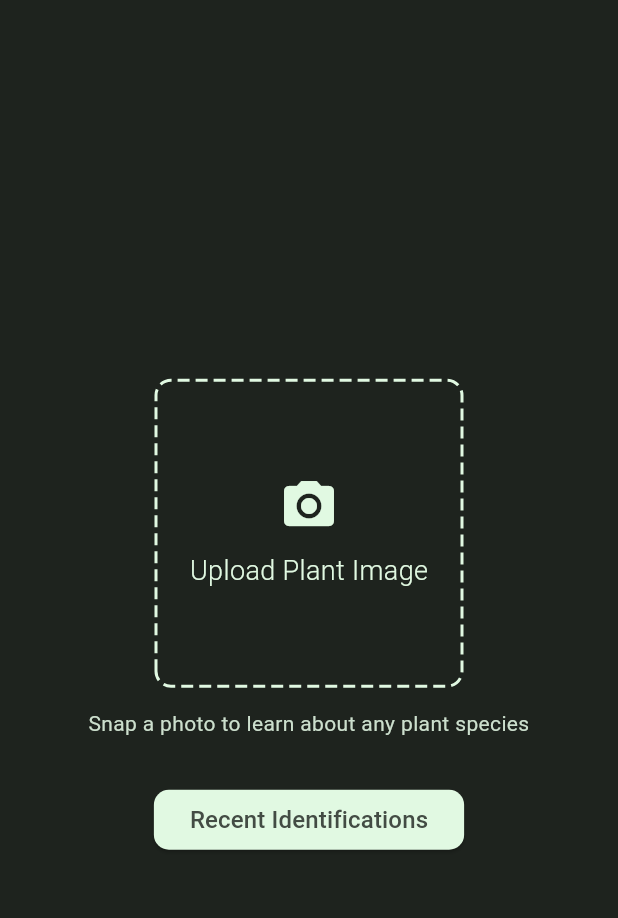
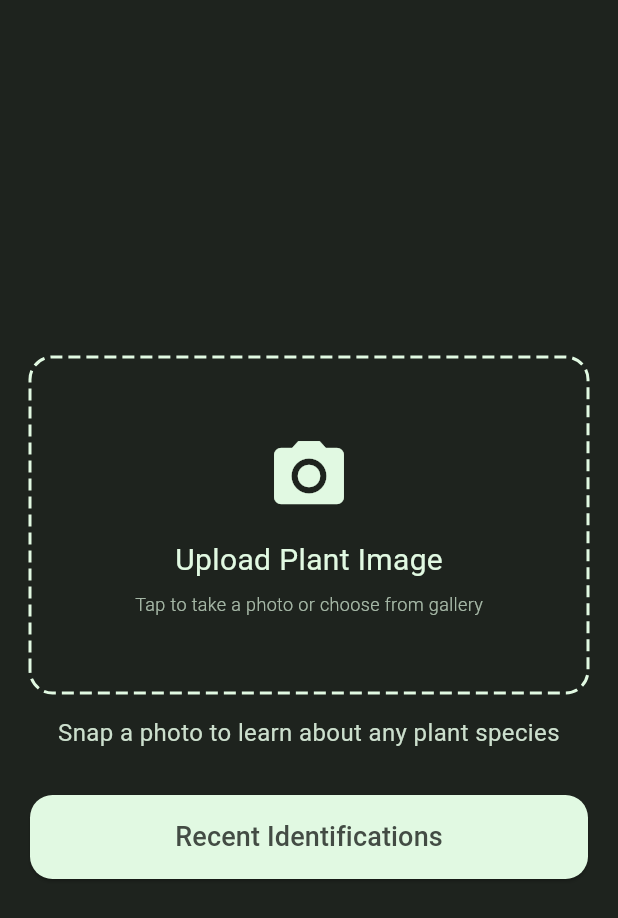
Before and after one commit to hasaanhameed/Botanique, a Flutter app: the DashboardPage screen opened directly, on a phone screen of 412 x 824 dp. Shown: the top 918 px of the screen. Run offline on Flutter 3.47's test engine with Material 3 defaults, Android fonts, the phone set to English and light mode, and no system bars; drawn by our look-alikes of dotted_border; our stand-ins replace image_picker, lottie; accounts and stored records are empty; Roboto replaces fonts that are missing (Raleway).

Commit message:
UI Modification: Button Resizing

```diff
--- a/botanique_frontend/lib/constants/api_constants.dart
+++ b/botanique_frontend/lib/constants/api_constants.dart
@@ -10,6 +10,6 @@ class ApiConstants {
     if (kIsWeb) {
       return 'http://127.0.0.1:8000';
     }
-    return Platform.isAndroid ? 'http://10.0.2.2:8000' : 'http://127.0.0.1:8000';
+    return Platform.isAndroid ? 'http://10.7.64.231:8000' : 'http://127.0.0.1:8000';
   }
 }
--- a/botanique_frontend/lib/pages/dashboard_page.dart
+++ b/botanique_frontend/lib/pages/dashboard_page.dart
@@ -147,7 +147,7 @@ class _DashboardPageState extends State<DashboardPage> {
       body: Center(
         child: SingleChildScrollView(
           child: Padding(
-            padding: const EdgeInsets.all(10.0),
+            padding: const EdgeInsets.symmetric(horizontal: 20.0, vertical: 10.0),
             child: Column(
               mainAxisAlignment: MainAxisAlignment.center,
               children: [
@@ -158,22 +158,32 @@ class _DashboardPageState extends State<DashboardPage> {
                     dashPattern: const [8, 4],
                     borderType: BorderType.RRect,
                     color: cs.primary,
-                    radius: const Radius.circular(10),
+                    radius: const Radius.circular(15),
                     child: SizedBox(
-                      width: 200,
-                      height: 200,
+                      width: double.infinity,
+                      height: 220,
                       child: Column(
                         mainAxisAlignment: MainAxisAlignment.center,
                         children: [
-                          Icon(Icons.camera_alt, size: 40, color: cs.primary),
-                          const SizedBox(height: 10),
+                          Icon(Icons.camera_alt, size: 56, color: cs.primary),
+                          const SizedBox(height: 14),
                           Text(
                             'Upload Plant Image',
                             style: TextStyle(
                               fontFamily: 'Raleway',
-                              fontSize: 18,
+                              fontSize: 20,
+                              fontWeight: FontWeight.w400,
+                              color: cs.primary,
+                            ),
+                          ),
+                          const SizedBox(height: 6),
+                          Text(
+                            'Tap to take a photo or choose from gallery',
+                            style: TextStyle(
+                              fontFamily: 'Raleway',
+                              fontSize: 12,
                               fontWeight: FontWeight.w300,
-                              color: cs.primary,
+                              color: cs.primary.withOpacity(0.7),
                             ),
                           ),
                         ],
@@ -187,12 +197,15 @@ class _DashboardPageState extends State<DashboardPage> {
                   textAlign: TextAlign.center,
                   style: TextStyle(
                     fontFamily: 'Raleway',
-                    fontSize: 14,
+                    fontSize: 16,
                     color: cs.secondary,
                   ),
                 ),
                 const SizedBox(height: 30),
-                ElevatedButton(
+                SizedBox(
+                  width: double.infinity,
+                  height: 56,
+                  child: ElevatedButton(
                     onPressed: () {
                       Navigator.push(
                         context,
@@ -207,12 +220,13 @@ class _DashboardPageState extends State<DashboardPage> {
                       backgroundColor: cs.primary,
                       foregroundColor: cs.onPrimary,
                       shape: RoundedRectangleBorder(
-                      borderRadius: BorderRadius.circular(10),
+                        borderRadius: BorderRadius.circular(15),
                       ),
                     ),
                     child: const Text(
                       'Recent Identifications',
-                    style: TextStyle(fontFamily: 'Raleway', fontSize: 16),
+                      style: TextStyle(fontFamily: 'Raleway', fontSize: 18, fontWeight: FontWeight.w500),
+                    ),
                   ),
                 ),
               ],
--- a/botanique_frontend/pubspec.yaml
+++ b/botanique_frontend/pubspec.yaml
@@ -37,7 +37,7 @@ dependencies:
 
   # The following adds the Cupertino Icons font to your application.
   # Use with the CupertinoIcons class for iOS style icons.
-  cupertino_icons: ^1.2.1
+  cupertino_icons: ^1.0.8
   flutter_launcher_icons: ^0.13.1
   flutter_native_splash: ^2.4.0
 
```
Also changed, not shown: botanique_frontend/lib/pages/login_page.dart (+27 -13 lines), botanique_frontend/lib/pages/signup_page.dart (+33 -11 lines), botanique_frontend/lib/pages/welcome_page.dart (+54 -25 lines), 2 other files. Lines whose indentation alone changed are shown as unchanged.
